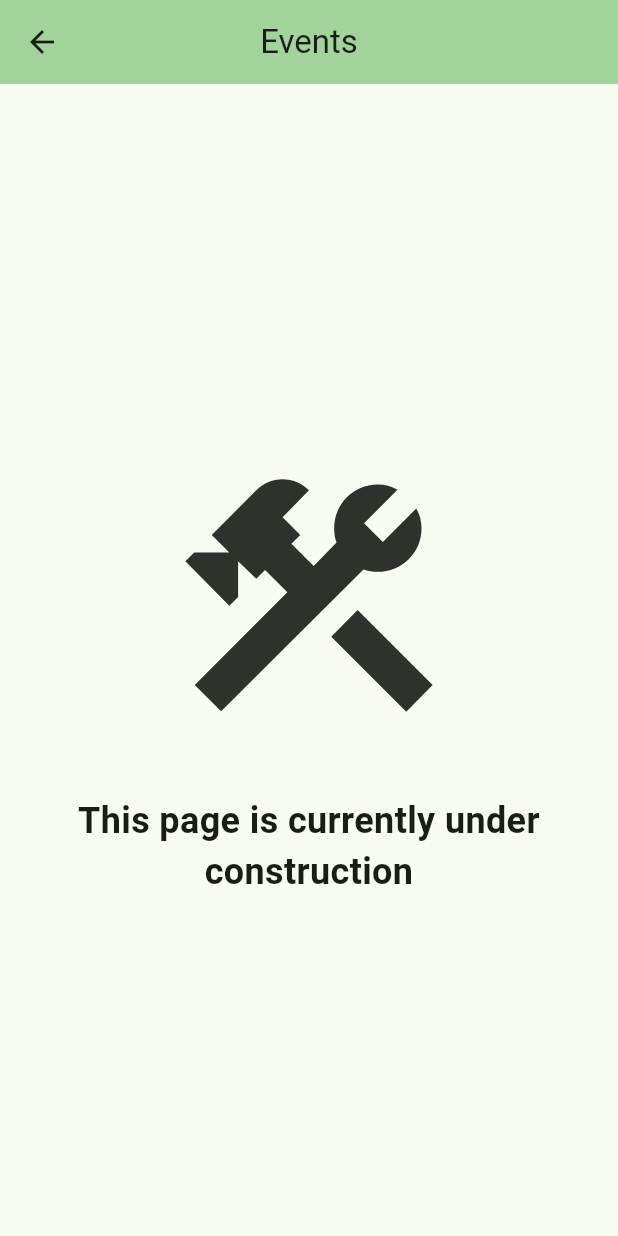
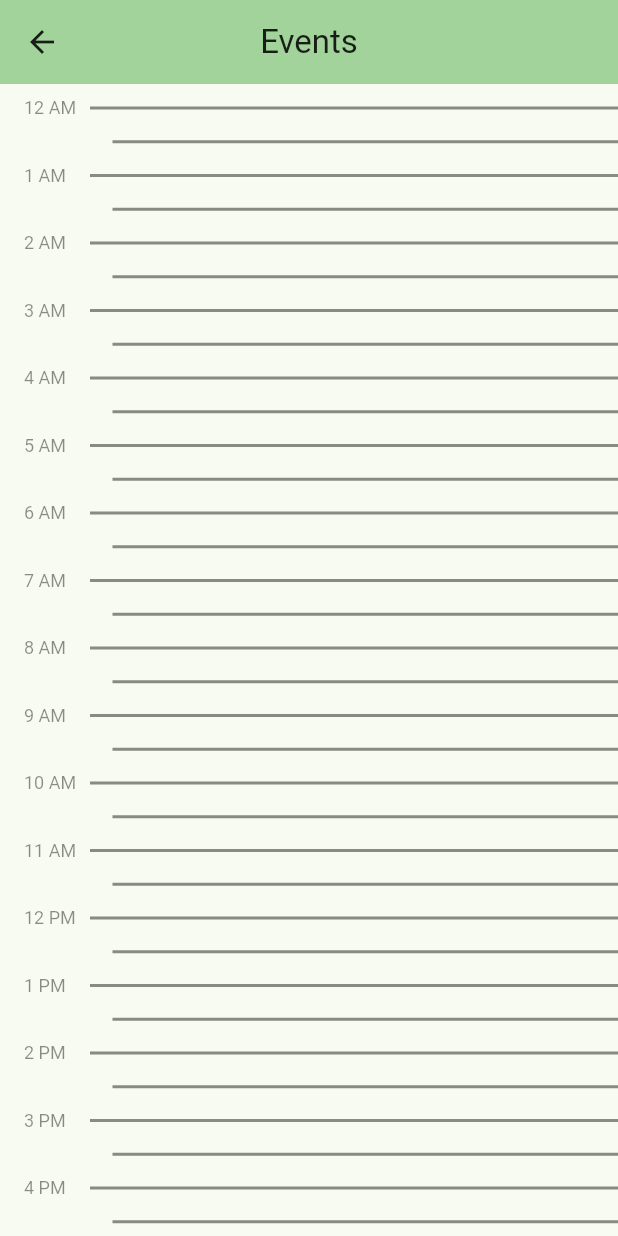
Before and after one commit to corey-mitchell/accountabill, a Flutter app: the screen it shows after launch, after a tap on "Schedule an event", on a phone screen of 412 x 824 dp. Run offline on Flutter 3.47's test engine with Material 3 defaults, Android fonts, the phone set to English and light mode, and no system bars; our stand-ins replace fl_chart.

Commit message:
Created custom time picker widget for the events page. Updated events page to show new time picker.

```diff
--- /dev/null
+++ b/lib/models/calendar_event.dart
@@ -0,0 +1,15 @@
+class CalendarEvent {
+  final DateTime start;
+  final DateTime end;
+  final String title;
+  final String description;
+
+  CalendarEvent({
+    required this.start,
+    required this.end,
+    required this.title,
+    required this.description,
+  });
+
+  Duration get duration => end.difference(start);
+}
--- a/lib/pages/events.dart
+++ b/lib/pages/events.dart
@@ -1,3 +1,4 @@
+import 'package:accountabill/widgets/custom_time_picker.dart';
 import 'package:accountabill/widgets/under_construction.dart';
 import 'package:flutter/material.dart';
 
@@ -8,6 +9,7 @@ import 'package:flutter/material.dart';
 /// This is where the user will be able to see and
 /// edit their events on a calendar component
 class EventsPage extends StatelessWidget {
+  static DateTime date = DateTime.now();
   const EventsPage({super.key});
 
   /// Page scaffold
@@ -27,6 +29,6 @@ class EventsPage extends StatelessWidget {
 
   /// Page UI main widget
   Widget _buildUI(BuildContext context) {
-    return UnderConstruction();
+    return CustomTimePicker(date: date, events: []);
   }
 }
--- /dev/null
+++ b/lib/widgets/custom_time_picker.dart
@@ -0,0 +1,154 @@
+import 'package:accountabill/models/calendar_event.dart';
+import 'package:accountabill/widgets/under_construction.dart';
+import 'package:flutter/material.dart';
+
+/// Custom Time Picker component
+///
+/// Provides a 24-hour custom time picker for displaying and creating
+/// events.
+///
+/// This is a fully accessible calendar component wrapped in the
+/// appropriate semantic elements. It will return a stacked component with
+/// three layers. A decorative layer for drawing evenly spaced lines, a
+/// logical semantic layer for target tracking and an event layer for tracking
+/// individual events on the timeline (with semantically aware buttons).
+class CustomTimePicker extends StatelessWidget {
+  final DateTime date;
+  final List<CalendarEvent> events;
+  static const double pixelsPerMinute = .75;
+  static const double totalHeight = 24 * 60 * pixelsPerMinute;
+
+  const CustomTimePicker({super.key, required this.date, required this.events});
+
+  @override
+  Widget build(BuildContext context) {
+    return Semantics(
+      container: true,
+      label: 'Schedule for $date', // TODO: Format date
+      child: SingleChildScrollView(
+        padding: EdgeInsets.only(
+          bottom: MediaQuery.of(context).padding.bottom + 16,
+        ),
+        child: SizedBox(
+          height: totalHeight,
+          child: Stack(
+            children: [
+              _buildGrid(), // decorative
+              _buildTimeSlots(), // target tracking
+              _buildEvents(), // semantic buttons
+            ],
+          ),
+        ),
+      ),
+    );
+  }
+
+  /// A decorative layer for drawing calendar appearance
+  Widget _buildGrid() {
+    return ExcludeSemantics(
+      child: Container(
+        padding: EdgeInsets.only(top: 16),
+        child: CustomPaint(
+          size: Size(double.infinity, totalHeight),
+          painter: _GridPainter(pixelsPerMinute),
+        ),
+      ),
+    );
+  }
+
+  /// A semantic layer for building time slots with target tracking
+  Widget _buildTimeSlots() {
+    return Stack(
+      // The number 48 is from 30 minute blocks of 24 hours (2 * 24 = 48)
+      children: List.generate(48, (index) {
+        final minutes = index * 30;
+        final time = TimeOfDay(hour: minutes ~/ 60, minute: minutes % 60);
+
+        return Positioned(
+          top: minutes * pixelsPerMinute,
+          left: 0,
+          right: 0,
+          height: 30 * pixelsPerMinute,
+          child: Semantics(
+            button: true,
+            label: 'Add event at $time',
+            onTap: () =>
+                print('Open time editor $time'), // TODO: Open time editor
+            child: GestureDetector(
+              behavior: HitTestBehavior.translucent,
+              onTap: () =>
+                  print('Open time editor $time'), // TODO: Open time editor
+              child: const SizedBox.expand(),
+            ),
+          ),
+        );
+      }),
+    );
+  }
+
+  Widget _buildEvents() {
+    return Stack(
+      children: [],
+      // children: events.map((event) => {
+      //   return Positioned(
+      //     top: 0,
+      //     left: 60,
+      //     right: 8,
+      //     height: totalHeight,
+      //     child: Semantics(),
+      //   )
+      // }).toList(),
+    );
+  }
+}
+
+/// Create a custom painter class for drawing grid lines and time
+///
+/// @param pixelsPerMinute<double>
+class _GridPainter extends CustomPainter {
+  final double pixelsPerMinute;
+
+  _GridPainter(this.pixelsPerMinute);
+
+  @override
+  void paint(Canvas canvas, Size size) {
+    final paint = Paint()
+      ..color = Colors
+          .black45 // TODO: Update to be theme aware
+      ..strokeWidth = 2;
+
+    final textStyle = const TextStyle(color: Colors.black45, fontSize: 12);
+
+    for (int halfHour = 0; halfHour < 48; halfHour++) {
+      // Draw horizontal lines
+      final bool isHour = halfHour % 2 == 0;
+      final double xOffset = isHour ? 60 : 75;
+      final y = halfHour * 30 * pixelsPerMinute;
+      canvas.drawLine(Offset(xOffset, y), Offset(size.width, y), paint);
+
+      // Draw hour text
+      if (isHour && halfHour != 48) {
+        final hour = halfHour ~/ 2;
+        final time = TimeOfDay(hour: hour, minute: 0);
+        final formatted = _formatHour(time);
+        final textSpan = TextSpan(text: formatted, style: textStyle);
+
+        final textPainter = TextPainter(
+          text: textSpan,
+          textDirection: TextDirection.ltr,
+        );
+        textPainter.layout();
+        textPainter.paint(canvas, Offset(16, y - textPainter.height / 2));
+      }
+    }
+  }
+
+  String _formatHour(TimeOfDay time) {
+    final hour = time.hourOfPeriod == 0 ? 12 : time.hourOfPeriod;
+    final period = time.period == DayPeriod.am ? "AM" : "PM";
+    return "$hour $period";
+  }
+
+  @override
+  bool shouldRepaint(covariant CustomPainter oldDelegate) => false;
+}
--- a/pubspec.yaml
+++ b/pubspec.yaml
@@ -40,7 +40,7 @@ dependencies:
 
   # The following is for the Auth0 Flutter SDK
   # This is used for handling authentication services
-  auth0_flutter: ^2.0.0-beta.1
+  # auth0_flutter: ^2.0.0-beta.1
 
 dev_dependencies:
   flutter_test:
```
Also changed, not shown: pubspec.lock, 1 other file.
